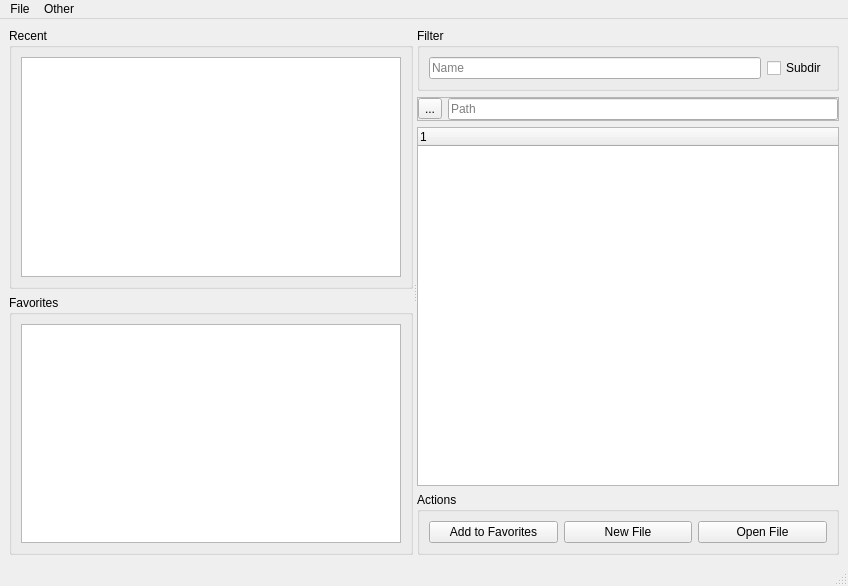
dertwist/Hammer5Tools, file src/explorer/browser/main.ui: the form before one commit.
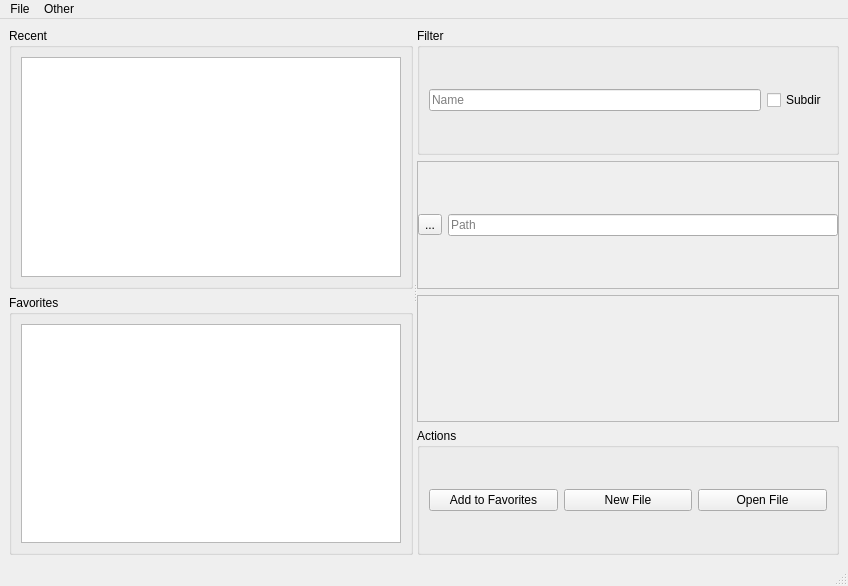
The form after the commit. Icons and pictures are not drawn.

Commit message: Replacing custom filetree with existing one

Patch:
```diff
--- a/src/explorer/browser/main.ui
+++ b/src/explorer/browser/main.ui
@@ -116,7 +116,15 @@
          </widget>
         </item>
         <item>
-         <widget class="QTreeWidget" name="filetree"/>
+         <widget class="QFrame" name="filetree_container">
+          <property name="frameShape">
+           <enum>QFrame::Shape::StyledPanel</enum>
+          </property>
+          <property name="frameShadow">
+           <enum>QFrame::Shadow::Raised</enum>
+          </property>
+          <layout class="QVBoxLayout" name="verticalLayout_5"/>
+         </widget>
         </item>
         <item>
          <widget class="QGroupBox" name="groupBox_2">
```
Left out of the diff: 22 changed lines with no effect on the pictures. The commit also changes 2 other files.
